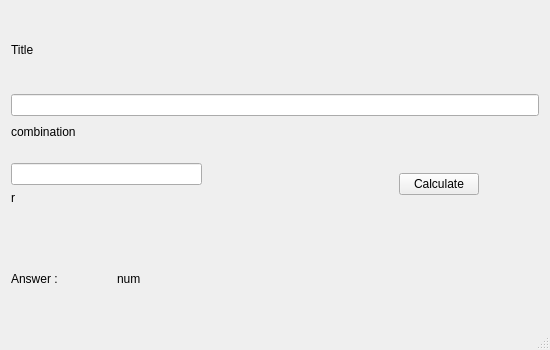
Before: the Qt Designer form mainwindow.ui in JakeLin0fly/RCombination, drawn with Qt 5.
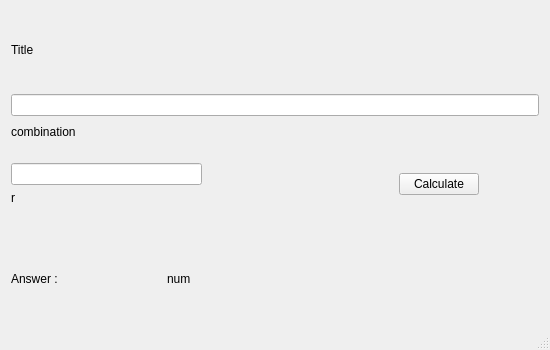
After: the same form once the commit is applied.

What changed in the file:
```diff
--- a/mainwindow.ui
+++ b/mainwindow.ui
@@ -173,7 +173,7 @@
         </property>
         <property name="maximumSize">
          <size>
-          <width>100</width>
+          <width>150</width>
           <height>16777215</height>
          </size>
         </property>
```
